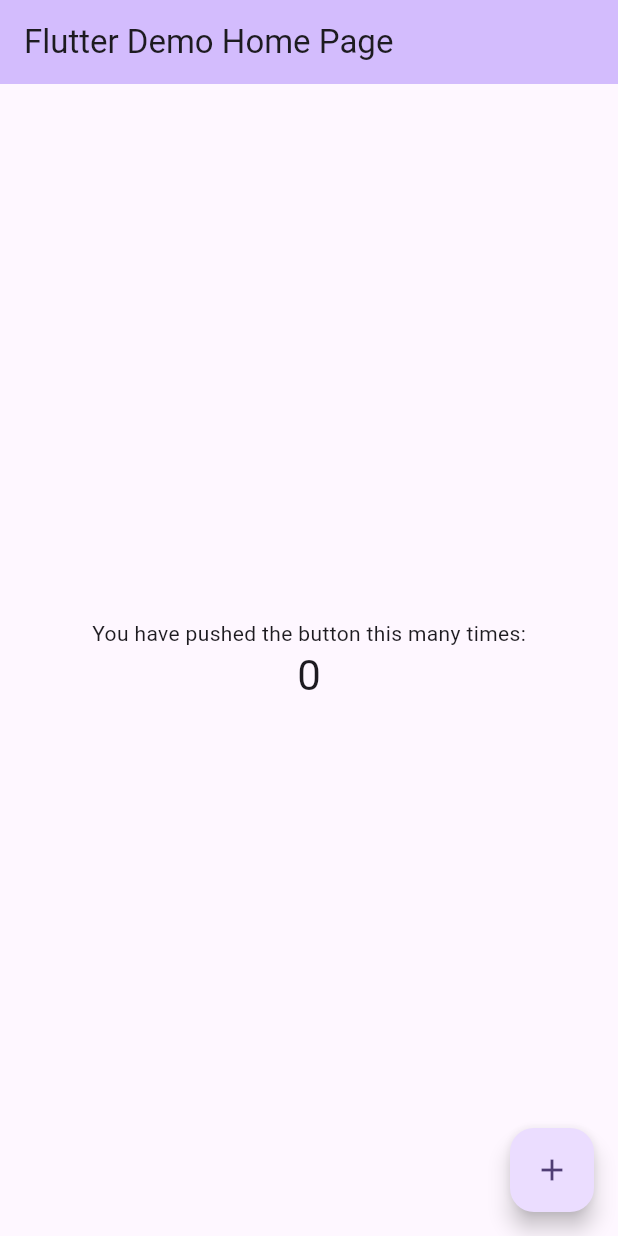
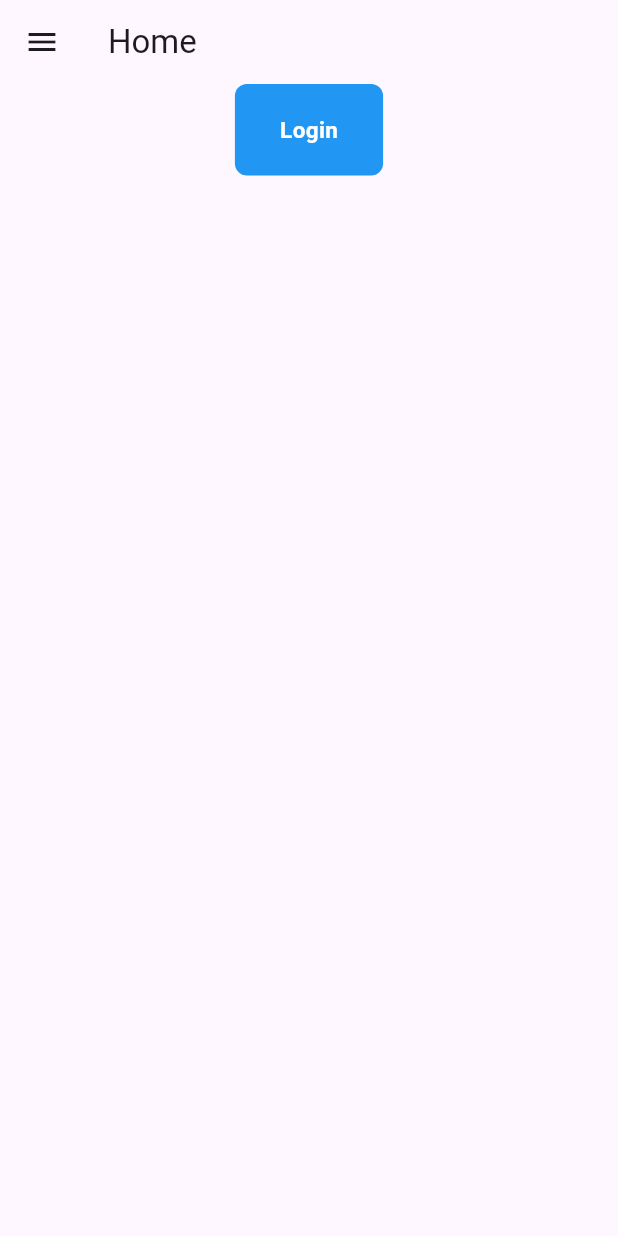
Before and after one commit to Alan-Allen/Flutter_Passwrod_Bloc, a Flutter app: the screen it shows after launch, on a phone screen of 412 x 824 dp. Run offline on Flutter 3.47's test engine with Material 3 defaults, Android fonts, the phone set to English and light mode, and no system bars; our stand-ins replace bloc, flutter_bloc, go_router, sqflite; accounts and stored records are empty.

Commit message:
school-2024/3/18/04:14

```diff
--- /dev/null
+++ b/lib/Bloc/bloc.dart
@@ -0,0 +1,31 @@
+import 'dart:async';
+import 'package:bloc/bloc.dart';
+
+enum LoginEvent { login, logout, register }
+
+abstract class LoginState {}
+
+class AuthenticatedState extends LoginState {
+  final String username;
+
+  AuthenticatedState(this.username);
+}
+
+class UnauthenticatedState extends LoginState {}
+
+// 创建 BLoC
+class LoginBloc extends Bloc<LoginEvent, LoginState> {
+  LoginBloc() : super(UnauthenticatedState());
+
+  Stream<LoginState> mapEventToState(LoginEvent event) async* {
+    if (event == LoginEvent.login) {
+      await Future.delayed(Duration(seconds: 1));
+      yield AuthenticatedState("user123");
+    } else if (event == LoginEvent.logout) {
+      yield UnauthenticatedState();
+    } else if (event == LoginEvent.register) {
+      await Future.delayed(Duration(seconds: 1));
+      yield AuthenticatedState("new_user");
+    }
+  }
+}
--- /dev/null
+++ b/lib/component/Button.dart
@@ -0,0 +1,42 @@
+import 'package:flutter/material.dart';
+
+class CustomButton extends StatelessWidget {
+  final VoidCallback onPressed;
+  final String text;
+  final Color Colors;
+  final Color textColors;
+  final double width;
+  final double height;
+
+  const CustomButton({
+    super.key,
+    required this.onPressed,
+    required this.text,
+    required this.Colors,
+    required this.textColors,
+    required this.width,
+    required this.height
+  });
+
+  @override
+  Widget build(BuildContext context) {
+    return InkWell(
+      onTap: onPressed,
+      child: Container(
+        padding: EdgeInsets.symmetric(vertical: height, horizontal: width),
+        decoration: BoxDecoration(
+          color: Colors,
+          borderRadius: BorderRadius.circular(8)
+        ),
+        child: Text(
+          text,
+          style: TextStyle(
+            color: textColors,
+            fontSize: 15,
+            fontWeight: FontWeight.bold,
+          ),
+        ),
+      ),
+    );
+  }
+}
--- /dev/null
+++ b/lib/component/common_drawer.dart
@@ -0,0 +1,27 @@
+import 'package:flutter/material.dart';
+import 'package:go_router/go_router.dart';
+
+class CommonDrawer {
+  static Drawer getDrawer(BuildContext context) {
+    final router = GoRouter.of(context);
+
+    return Drawer(
+      child: ListView(
+        children: [
+          ListTile(
+            title: const Text('Home'),
+            onTap: () {
+              router.go('/');
+            },
+          ),
+          ListTile(
+            title: const Text('Login'),
+            onTap: () {
+              router.go('/login');
+            },
+          ),
+        ],
+      ),
+    );
+  }
+}
--- a/lib/main.dart
+++ b/lib/main.dart
@@ -1,125 +1,28 @@
 import 'package:flutter/material.dart';
+import 'package:flutter_bloc/flutter_bloc.dart';
+import 'package:flutter_password2/routes/router.dart';
+
+import 'Bloc/bloc.dart';
 
 void main() {
-  runApp(const MyApp());
+  runApp(MyApp());
 }
 
 class MyApp extends StatelessWidget {
-  const MyApp({super.key});
-
-  // This widget is the root of your application.
   @override
   Widget build(BuildContext context) {
-    return MaterialApp(
-      title: 'Flutter Demo',
+    return MaterialApp.router(
+      title: 'Your App',
       theme: ThemeData(
-        // This is the theme of your application.
-        //
-        // TRY THIS: Try running your application with "flutter run". You'll see
-        // the application has a purple toolbar. Then, without quitting the app,
-        // try changing the seedColor in the colorScheme below to Colors.green
-        // and then invoke "hot reload" (save your changes or press the "hot
-        // reload" button in a Flutter-supported IDE, or press "r" if you used
-        // the command line to start the app).
-        //
-        // Notice that the counter didn't reset back to zero; the application
-        // state is not lost during the reload. To reset the state, use hot
-        // restart instead.
-        //
-        // This works for code too, not just values: Most code changes can be
-        // tested with just a hot reload.
-        colorScheme: ColorScheme.fromSeed(seedColor: Colors.deepPurple),
-        useMaterial3: true,
+        primarySwatch: Colors.blue,
       ),
-      home: const MyHomePage(title: 'Flutter Demo Home Page'),
+      routerConfig: router,
+      builder: (context, router) {
+        return BlocProvider(
+          create: (context) => LoginBloc(),
+          child: router!,
+        );
+      },
     );
   }
 }
-
-class MyHomePage extends StatefulWidget {
-  const MyHomePage({super.key, required this.title});
-
-  // This widget is the home page of your application. It is stateful, meaning
-  // that it has a State object (defined below) that contains fields that affect
-  // how it looks.
-
-  // This class is the configuration for the state. It holds the values (in this
-  // case the title) provided by the parent (in this case the App widget) and
-  // used by the build method of the State. Fields in a Widget subclass are
-  // always marked "final".
-
-  final String title;
-
-  @override
-  State<MyHomePage> createState() => _MyHomePageState();
-}
-
-class _MyHomePageState extends State<MyHomePage> {
-  int _counter = 0;
-
-  void _incrementCounter() {
-    setState(() {
-      // This call to setState tells the Flutter framework that something has
-      // changed in this State, which causes it to rerun the build method below
-      // so that the display can reflect the updated values. If we changed
-      // _counter without calling setState(), then the build method would not be
-      // called again, and so nothing would appear to happen.
-      _counter++;
-    });
-  }
-
-  @override
-  Widget build(BuildContext context) {
-    // This method is rerun every time setState is called, for instance as done
-    // by the _incrementCounter method above.
-    //
-    // The Flutter framework has been optimized to make rerunning build methods
-    // fast, so that you can just rebuild anything that needs updating rather
-    // than having to individually change instances of widgets.
-    return Scaffold(
-      appBar: AppBar(
-        // TRY THIS: Try changing the color here to a specific color (to
-        // Colors.amber, perhaps?) and trigger a hot reload to see the AppBar
-        // change color while the other colors stay the same.
-        backgroundColor: Theme.of(context).colorScheme.inversePrimary,
-        // Here we take the value from the MyHomePage object that was created by
-        // the App.build method, and use it to set our appbar title.
-        title: Text(widget.title),
-      ),
-      body: Center(
-        // Center is a layout widget. It takes a single child and positions it
-        // in the middle of the parent.
-        child: Column(
-          // Column is also a layout widget. It takes a list of children and
-          // arranges them vertically. By default, it sizes itself to fit its
-          // children horizontally, and tries to be as tall as its parent.
-          //
-          // Column has various properties to control how it sizes itself and
-          // how it positions its children. Here we use mainAxisAlignment to
-          // center the children vertically; the main axis here is the vertical
-          // axis because Columns are vertical (the cross axis would be
-          // horizontal).
-          //
-          // TRY THIS: Invoke "debug painting" (choose the "Toggle Debug Paint"
-          // action in the IDE, or press "p" in the console), to see the
-          // wireframe for each widget.
-          mainAxisAlignment: MainAxisAlignment.center,
-          children: <Widget>[
-            const Text(
-              'You have pushed the button this many times:',
-            ),
-            Text(
-              '$_counter',
-              style: Theme.of(context).textTheme.headlineMedium,
-            ),
-          ],
-        ),
-      ),
-      floatingActionButton: FloatingActionButton(
-        onPressed: _incrementCounter,
-        tooltip: 'Increment',
-        child: const Icon(Icons.add),
-      ), // This trailing comma makes auto-formatting nicer for build methods.
-    );
-  }
-}
--- /dev/null
+++ b/lib/page/HomePage.dart
@@ -0,0 +1,35 @@
+import 'package:flutter/material.dart';
+import 'package:flutter_password2/component/Button.dart';
+import 'package:flutter_password2/component/common_drawer.dart';
+
+import '../routes/router.dart';
+
+class HomePage extends StatelessWidget {
+  const HomePage({super.key});
+
+  @override
+  Widget build(BuildContext context) {
+    return Scaffold(
+      appBar: AppBar(
+        title: const Text('Home'),
+      ),
+      drawer: CommonDrawer.getDrawer(context),
+      body: Center(
+        child: Column(
+          children: [
+            CustomButton(
+                onPressed: () {
+                  print('Login Button Pressed');
+                  router.go('/login');
+                },
+                text: 'Login',
+                Colors: Colors.blue,
+                textColors: Colors.white,
+                width: 30, height: 20
+            ),
+          ],
+        ),
+      ),
+    );
+  }
+}
--- /dev/null
+++ b/lib/routes/router.dart
@@ -0,0 +1,17 @@
+import 'package:go_router/go_router.dart';
+
+import '../page/HomePage.dart';
+import '../page/LoginPage.dart';
+
+final router = GoRouter(
+    routes: [
+      GoRoute(
+          path: '/',
+          builder: (context, state) => const HomePage(),
+      ),
+      GoRoute(
+        path: '/login',
+        builder: (context, state) => LoginPage(),
+      ),
+    ],
+);
```
Also changed, not shown: lib/DB/DBHelper.dart (added, +31 -0 lines), lib/DB/UserList.dart (added, +17 -0 lines), lib/page/LoginPage.dart (added, +82 -0 lines), pubspec.yaml (+6 -1 lines), pubspec.lock, 4 other files.
